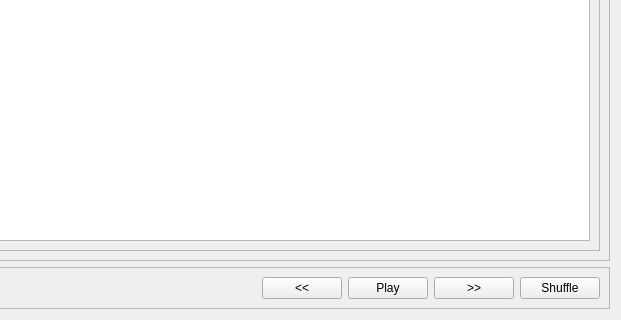
Before: the Qt Designer form gui/mainwindow.ui in Qu3nr3d/spotify, drawn with Qt 5; both pictures show x 260 to 881 and y 315 to 635 of the 881 by 635 pixel window.
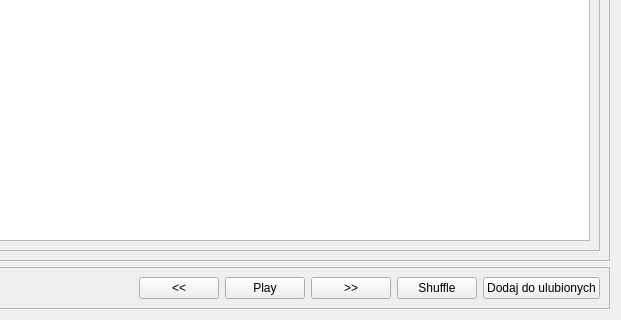
After: the same form once the commit is applied.

```diff
--- a/gui/mainwindow.ui
+++ b/gui/mainwindow.ui
@@ -260,6 +260,13 @@
         </property>
        </widget>
       </item>
+      <item>
+       <widget class="QPushButton" name="addFavouriteButton">
+        <property name="text">
+         <string>Dodaj do ulubionych</string>
+        </property>
+       </widget>
+      </item>
      </layout>
     </widget>
    </item>
```
